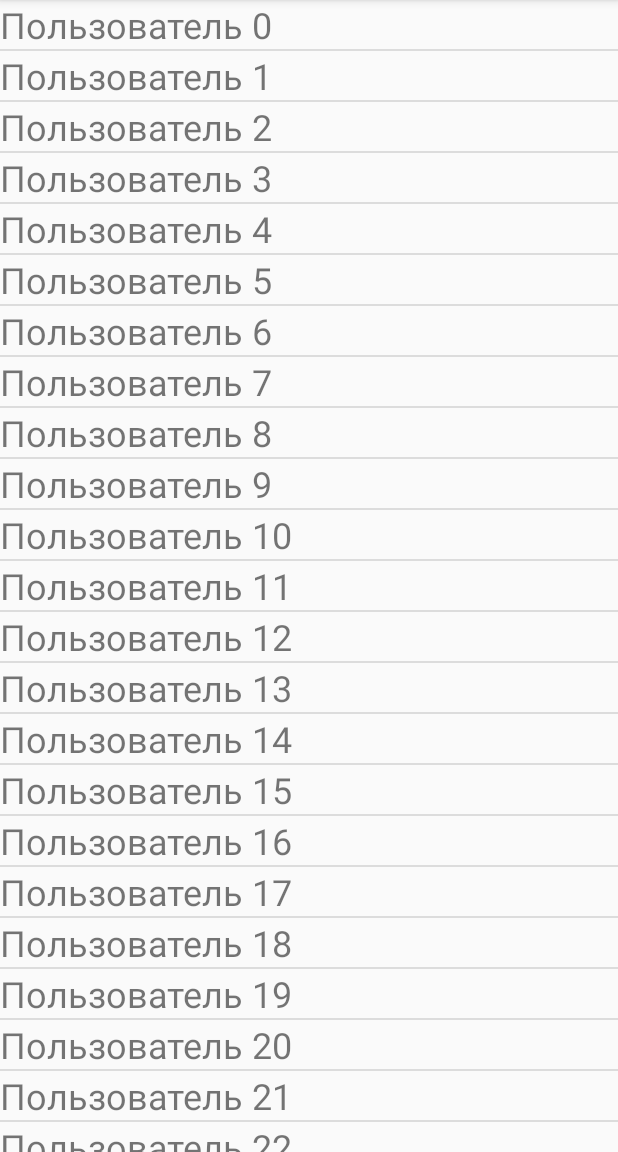
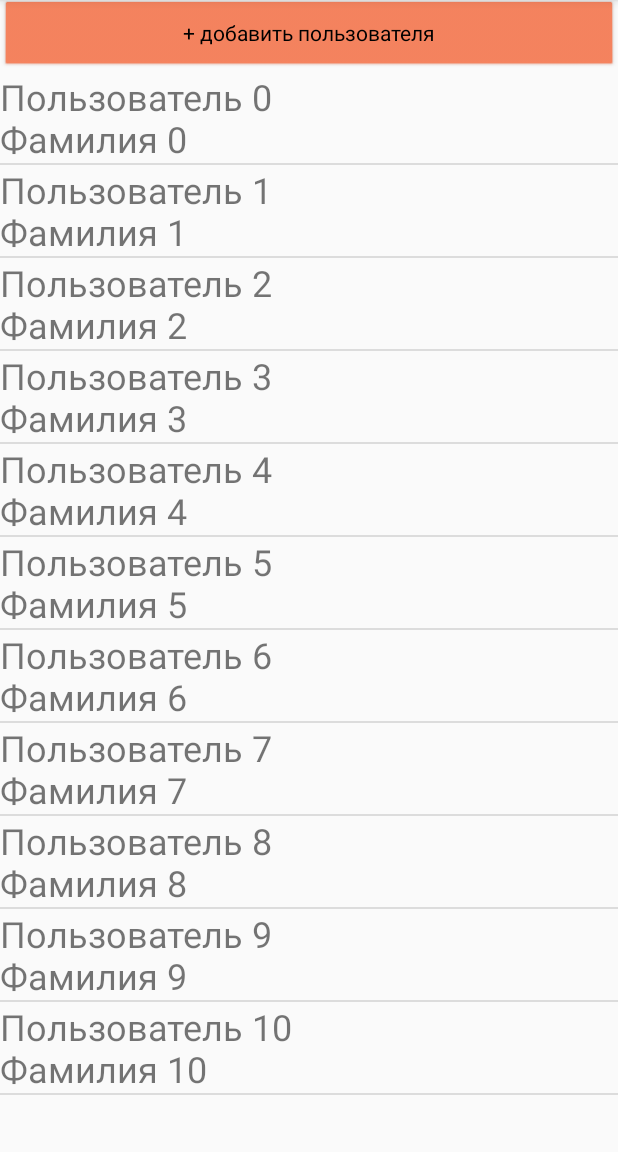
Before and after one commit to MarinaVladimirovnaPopova/edu_0988_userList, an Android app: the screen it shows after launch (MainActivity), on a phone screen of 412 x 824 dp, the part 84-1236 px from its top. Run offline under Robolectric (Android 15) with nearby library versions, the phone set to English and light mode, and no system bars.

```diff
--- a/app/build.gradle
+++ b/app/build.gradle
@@ -32,6 +32,8 @@ dependencies {
     //implementation 'com.android.support:appcompat-v7:28.0.0'
     implementation 'com.android.support.constraint:constraint-layout:2.0.4'
     implementation 'androidx.recyclerview:recyclerview:1.2.1'
+    implementation 'com.google.android.material:material:1.4.0'
+    implementation 'androidx.constraintlayout:constraintlayout:2.1.0'
     testImplementation 'junit:junit:4.+'
     implementation 'androidx.appcompat:appcompat:1.3.1'
     androidTestImplementation 'com.android.support.test:runner:1.0.2'
--- a/app/src/main/AndroidManifest.xml
+++ b/app/src/main/AndroidManifest.xml
@@ -10,6 +10,12 @@
         android:supportsRtl="true"
         android:theme="@style/Theme.Secondapp">
         <activity
+            android:name=".AddUserActivity"
+            android:exported="true" />
+        <activity
+            android:name=".UserInfoActivity"
+            android:exported="true" />
+        <activity
             android:name=".MainActivity"
             android:exported="true">
             <intent-filter>
--- a/app/src/main/java/com/example/secondapp/MainActivity.java
+++ b/app/src/main/java/com/example/secondapp/MainActivity.java
@@ -5,10 +5,12 @@ import androidx.appcompat.app.AppCompatActivity;
 import androidx.recyclerview.widget.LinearLayoutManager;
 import androidx.recyclerview.widget.RecyclerView;
 
+import android.content.Intent;
 import android.os.Bundle;
 import android.view.LayoutInflater;
 import android.view.View;
 import android.view.ViewGroup;
+import android.widget.Button;
 import android.widget.TextView;
 
 import java.lang.reflect.Array;
@@ -17,38 +19,67 @@ import java.util.ArrayList;
 public class MainActivity extends AppCompatActivity {
     RecyclerView recyclerView;  //1. сначала создаём переменную recyclerView
     UserAdapter userAdapter; //10. создаем адаптер
-    ArrayList<String> userList  = new ArrayList<>(); //13. список из строк
+    ArrayList<User> userList  = new ArrayList<>(); //13. список из строк? потом из объектов
 
+    Button addUser;
 
     @Override
     protected void onCreate(Bundle savedInstanceState) {
         super.onCreate(savedInstanceState); // 2. вызвался метод onCreate
         setContentView(R.layout.activity_main);
         for (int i = 0; i<100; i++){ // 14.начиняем ArrayList пользователями
-            userList.add("Пользователь " + i);
+            User user = new User();
+            user.setUserName("Пользователь " + i);
+            user.setUserLastName("Фамилия " + i);
+            userList.add(user);
         }
 
         recyclerView = findViewById(R.id.recyclerView); //3. находим recyclerView по идентификатору (назначен в activity_main )
         recyclerView.setLayoutManager(new LinearLayoutManager(MainActivity.this)); // 4. методом setLayoutManager устанавливаем способ отображения списка recyclerView на экране - LinearLayoutManager (линейный) для данной активности
         userAdapter = new UserAdapter(userList); //11. создаем объект от юзерадаптора и передаем его setAdapter (строкой ниже)
         recyclerView.setAdapter(userAdapter);   //5, 12 userAdapter отвечает за отображение строчек на экране
+
+        addUser = findViewById(R.id.addUser);//находим кнопку showAnswer на активности
+
+        /*------------------------------*/
+
+        addUser.setOnClickListener(new View.OnClickListener() {
+            @Override
+            public void onClick(View view) {
+                Intent intent = new Intent(MainActivity.this, AddUserActivity.class);
+                intent.putExtra("userList", userList);
+                startActivity(intent);
+            }
+        });
+
+        /*------------------------------*/
     }
 
-private class UserHolder extends RecyclerView.ViewHolder{ //7. создаем ещё класс, расширяющий RecyclerView.ViewHolder: отдает каждый отдельный элемент в списке (объект-держатель представления)
+private class UserHolder extends RecyclerView.ViewHolder implements View.OnClickListener{ //***//7. создаем ещё класс, расширяющий RecyclerView.ViewHolder: отдает каждый отдельный элемент в списке (объект-держатель представления)
     TextView itemTextView;//28.принимаем имя пользователя
+    User user;
     public UserHolder(LayoutInflater inflater, ViewGroup viewGroup) {// 21. добавляем инфлятор и viewGroup
         super(inflater.inflate(R.layout.single_item, viewGroup, false)); //9. создаём конструктор 22.передаем инфлятор и вызываем метод inflate, раздуваем макет 23.макет элемента создаем в новом файле single_item (тоже создаем, в папке layout)
         itemTextView = itemView.findViewById(R.id.itemTextView); // 29.переменная, в кот.находится TextView
+        itemView.setOnClickListener(this);//***
     }
-    public void  bind(String userName) { //27.передали строку (имя пользователя)
+    public void  bind(String userName, User user) { //27.передали строку (имя пользователя)
+        this.user = user;
         itemTextView.setText(userName); // 30. выз метод, куда записываем userName
+    }
+
+    @Override
+    public void onClick(View view) {
+        Intent intent = new Intent(MainActivity.this, UserInfoActivity.class);
+        intent.putExtra("user", user);
+        startActivity(intent);
     }
 }
 
 private class UserAdapter extends RecyclerView.Adapter<UserHolder>{ //6. создаём класс, где задаём адаптор для расширения класса
-        ArrayList<String> users; // 15. созд. переменную, также ArrayList
+        ArrayList<User> users; // 15. созд. переменную, также ArrayList
 
-        public UserAdapter(ArrayList<String>users){ // 16. создаем конструктор для передачи списка пользователей, при присвоении на момент создания объекта внутреннего свойства- в итоге users будет наполнено пользователями
+        public UserAdapter(ArrayList<User>users){ // 16. создаем конструктор для передачи списка пользователей, при присвоении на момент создания объекта внутреннего свойства- в итоге users будет наполнено пользователями
             this.users = users;
         }
 
@@ -61,8 +92,9 @@ private class UserAdapter extends RecyclerView.Adapter<UserHolder>{ //6. соз
 
     @Override
     public void onBindViewHolder(UserHolder userHolder, int position) {   //24. передаем текущий userHolder и position(тот элеиент, кот привязываем
-            String user= users.get(position); //25.созд.переменню для пользователя, кот. отобразим на экране. по индексу
-                    userHolder.bind(user); //26. метод
+            User user = users.get(position); //25.созд.переменню для пользователя, кот. отобразим на экране. по индексу
+            String userString = user.getUserName()+"\n"+user.getUserLastName();
+            userHolder.bind(userString, user); //26. метод
 
     }
 
@@ -71,4 +103,5 @@ private class UserAdapter extends RecyclerView.Adapter<UserHolder>{ //6. соз
         return users.size();
     }
 }
+
 }
--- /dev/null
+++ b/app/src/main/java/com/example/secondapp/User.java
@@ -0,0 +1,43 @@
+package com.example.secondapp;
+
+import java.io.Serializable;
+import java.util.UUID;
+
+public class User implements Serializable {
+    private String userName;
+    private String userLastName;
+    private String phone;
+    private UUID uuid;  //идентификатор, генерируемый самой системой
+
+    public User(){
+        this.uuid = UUID.randomUUID();//встроенная функция
+    }
+
+    public String getUserName() {
+        return userName;
+    }
+
+    public void setUserName(String userName) {
+        this.userName = userName;
+    }
+
+    public String getUserLastName(){
+        return userLastName;
+    }
+
+    public void setUserLastName(String userLastName) {
+        this.userLastName = userLastName;
+    }
+
+    public String getPhone() {
+        return phone;
+    }
+
+    public void setPhone(String phone) {
+        this.phone = phone;
+    }
+
+    public UUID getUuid(){
+        return uuid;
+    }
+}
--- a/app/src/main/res/layout/activity_main.xml
+++ b/app/src/main/res/layout/activity_main.xml
@@ -3,13 +3,23 @@
     xmlns:app="http://schemas.android.com/apk/res-auto"
     xmlns:tools="http://schemas.android.com/tools"
     android:layout_width="match_parent"
-    android:layout_height="match_parent"
+    android:layout_height="wrap_content"
     android:orientation="vertical"
     tools:context=".MainActivity">
 
+    <Button
+        android:id="@+id/addUser"
+        style="@android:style/Widget.Button"
+        android:layout_width="match_parent"
+        android:layout_height="wrap_content"
+        android:backgroundTint="#F67F59"
+        android:text="+ добавить пользователя"
+        android:textColorLink="#00BCD4" />
+
     <androidx.recyclerview.widget.RecyclerView
+        android:id="@+id/recyclerView"
         android:layout_width="match_parent"
-        android:layout_height="match_parent"
-        android:id="@+id/recyclerView"/>
+        android:layout_height="686dp" />
+
 
 </LinearLayout>
```
Also changed, not shown: app/src/main/java/com/example/secondapp/AddUserActivity.java (added, +48 -0 lines), app/src/main/java/com/example/secondapp/UserInfoActivity.java (added, +23 -0 lines), app/src/main/java/com/example/secondapp/database/UserBaseHelper.java (added, +31 -0 lines), app/src/main/java/com/example/secondapp/database/UserDbSchema.java (added, +13 -0 lines), app/src/main/res/layout/activity_add_user.xml (added, +79 -0 lines), app/src/main/res/layout/activity_user_info.xml (added, +23 -0 lines), app/src/main/java/com/example/secondapp/Users.java (added).
